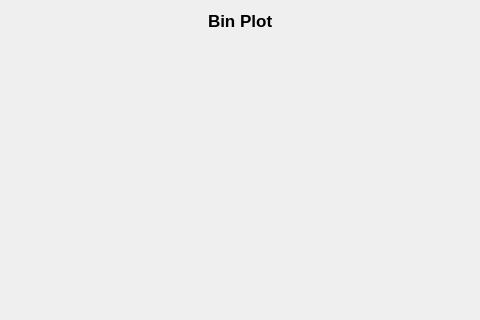
radio-astro/casa, file code/display/Fit/PixelRangeDialog.ui: the form before one commit; both pictures show x 169 to 649 and y 0 to 320 of the 818 by 443 pixel window.
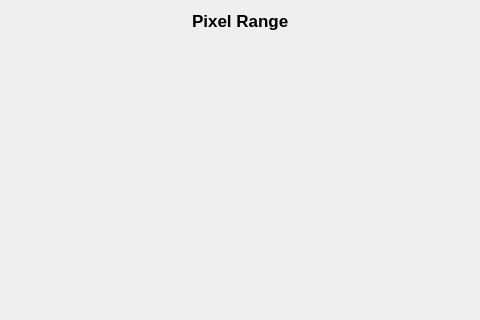
The form after the commit.

What changed in the file:
```diff
--- a/code/display/Fit/PixelRangeDialog.ui
+++ b/code/display/Fit/PixelRangeDialog.ui
@@ -42,7 +42,7 @@
         </font>
        </property>
        <property name="text">
-        <string>Bin Plot</string>
+        <string>Pixel Range</string>
        </property>
       </widget>
      </item>
```
